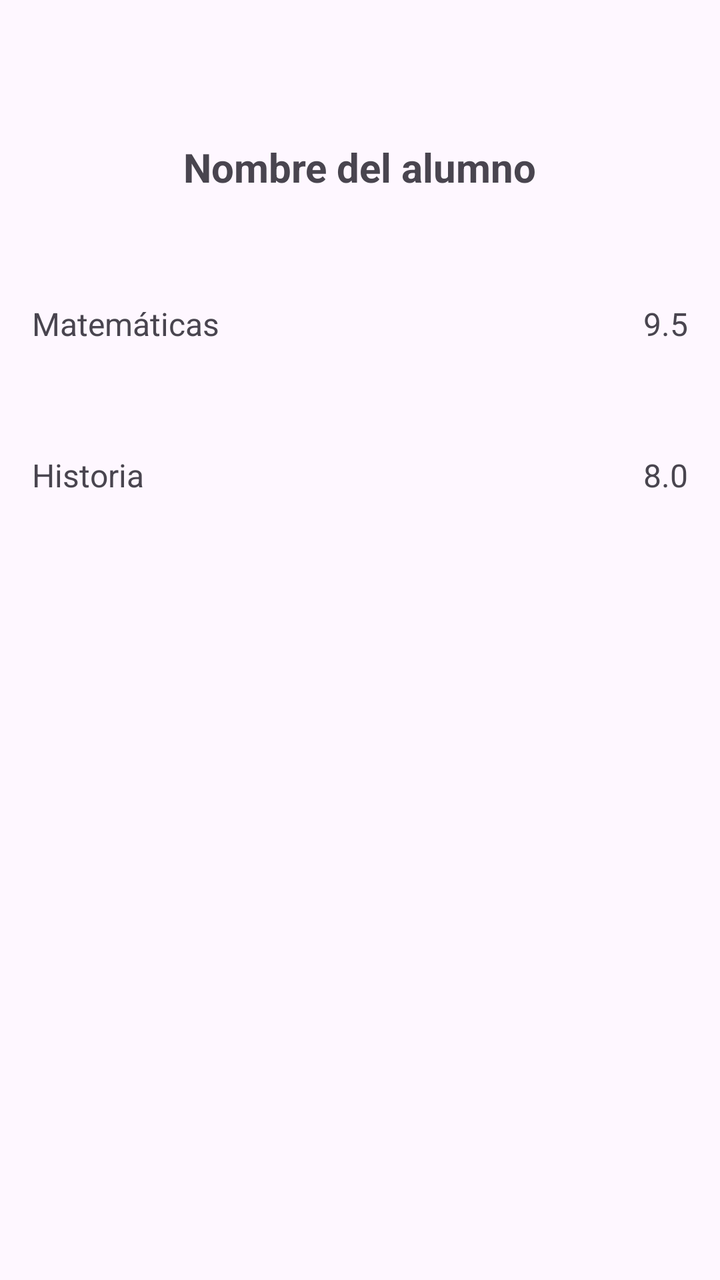
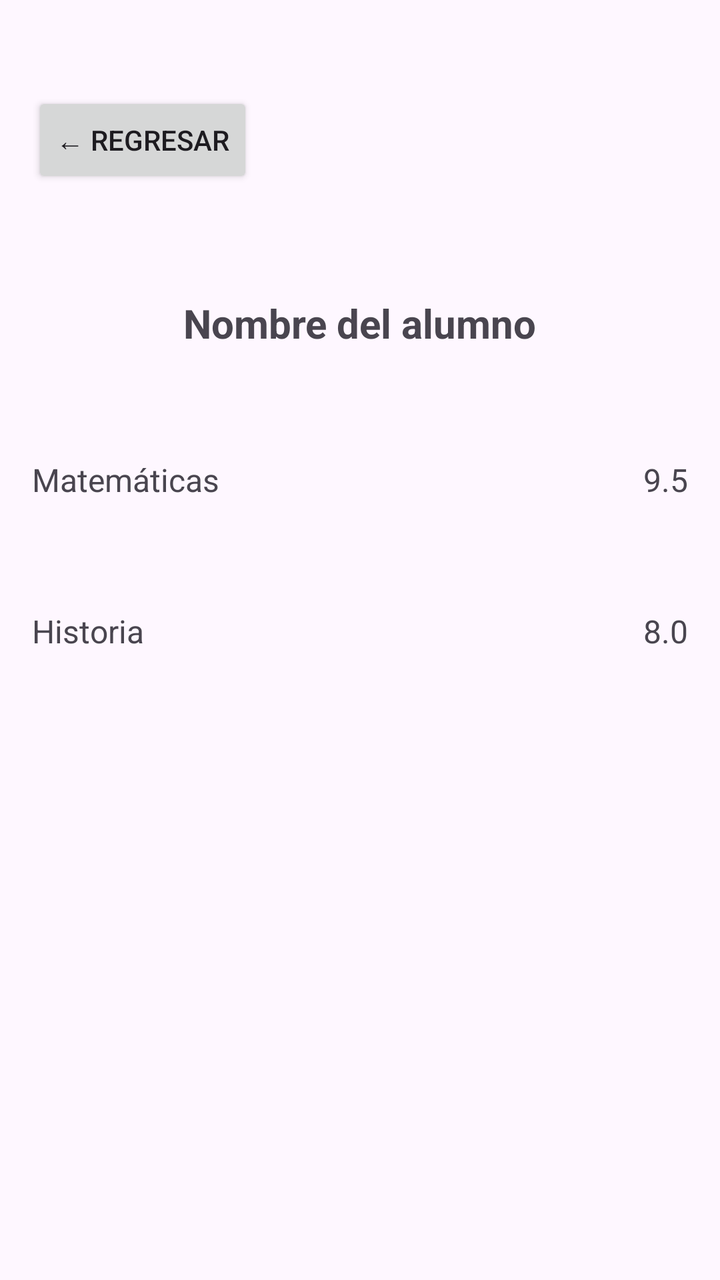

Screens rendered from an Android XML layout before and after an edit, with the pre-edit source and the edit as a unified diff.
<!-- AndroidManifest.xml: application theme Theme.ExamenUnidad4 -->
<!-- res/layout/vista_calificaciones.xml -->
<?xml version="1.0" encoding="utf-8"?>
<RelativeLayout xmlns:android="http://schemas.android.com/apk/res/android"
    android:layout_width="match_parent"
    android:layout_height="match_parent"
    android:padding="16dp">

    <TextView
        android:id="@+id/textAlumno"
        android:layout_width="wrap_content"
        android:layout_height="wrap_content"
        android:layout_marginTop="54dp"
        android:layout_centerHorizontal="true"
        android:text="Nombre del alumno"
        android:textSize="20sp"
        android:textStyle="bold" />

    <TextView
        android:id="@+id/textMateria1"
        android:layout_width="wrap_content"
        android:layout_below="@id/textAlumno"
        android:layout_height="wrap_content"
        android:layout_alignParentStart="true"
        android:layout_marginTop="54dp"
        android:text="Matemáticas"
        android:textSize="16sp" />

    <TextView
        android:id="@+id/textCalificacion1"
        android:layout_width="wrap_content"
        android:layout_below="@id/textAlumno"
        android:layout_height="wrap_content"
        android:layout_alignTop="@id/textMateria1"
        android:layout_alignParentEnd="true"
        android:text="9.5"
        android:textSize="16sp" />

    <TextView
        android:id="@+id/textMateria2"
        android:layout_width="wrap_content"
        android:layout_height="wrap_content"
        android:layout_alignParentStart="true"
        android:layout_below="@id/textMateria1"
        android:layout_marginTop="54dp"
        android:text="Historia"
        android:textSize="16sp" />

    <TextView
        android:id="@+id/textCalificacion2"
        android:layout_width="wrap_content"
        android:layout_height="wrap_content"
        android:layout_alignParentEnd="true"
        android:layout_alignTop="@id/textMateria2"
        android:text="8.0"
        android:textSize="16sp" />


</RelativeLayout>
<!-- resources referenced by this layout -->
<resources>
  <style name="Theme.ExamenUnidad4" parent="Base.Theme.ExamenUnidad4" />
  <style name="Base.Theme.ExamenUnidad4" parent="Theme.Material3.DayNight.NoActionBar">
          
          
      </style>
</resources>

<!-- the commit's change to res/layout/vista_calificaciones.xml (unified diff, before → after) -->
@@ -4,9 +4,18 @@
     android:layout_height="match_parent"
     android:padding="16dp">
 
+    <Button
+        android:id="@+id/btnRegresarCalificaciones"
+        android:layout_width="wrap_content"
+        android:layout_height="wrap_content"
+        android:text="← Regresar"
+        android:layout_alignParentStart="true"
+        android:layout_marginTop="30dp" />
+
     <TextView
         android:id="@+id/textAlumno"
         android:layout_width="wrap_content"
+        android:layout_below="@id/btnRegresarCalificaciones"
         android:layout_height="wrap_content"
         android:layout_marginTop="54dp"
         android:layout_centerHorizontal="true"
